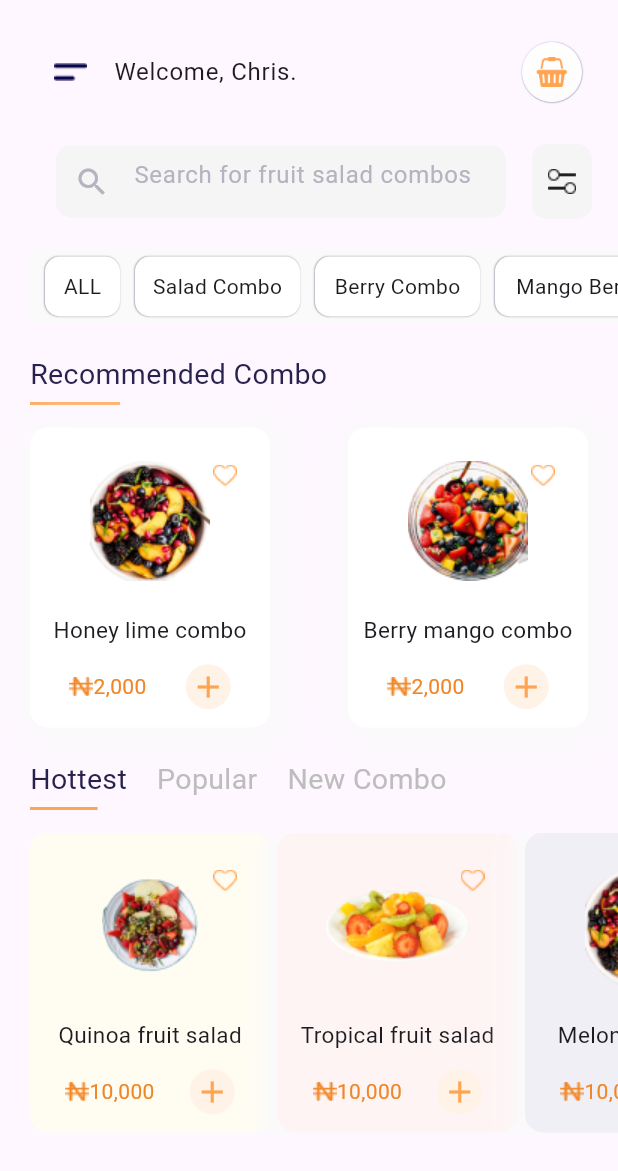
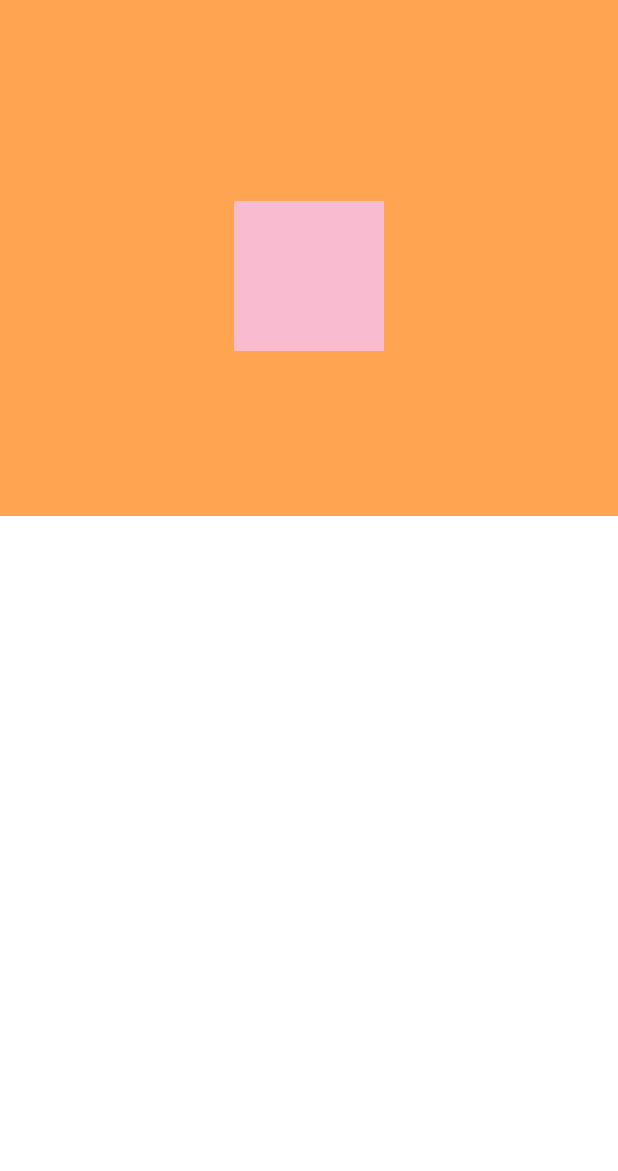
Before and after one commit to HashirSaudKhan/Flutter, a Flutter app: the screen it shows after launch, on a phone screen of 412 x 824 dp. Shown: the top 1171 px of the screen. Run offline on Flutter 3.47's test engine with Material 3 defaults, Android fonts, the phone set to English and light mode, and no system bars.

Commit message:
AddToBasket don 20%

```diff
--- /dev/null
+++ b/lib/add_to_basket/add_to_screen.dart
@@ -0,0 +1,36 @@
+import 'package:flutter/material.dart';
+
+class AddToBasket extends StatelessWidget {
+  const AddToBasket({super.key});
+
+  @override
+  Widget build(BuildContext context) {
+    return Scaffold(
+      //backgroundColor: Colors.amber,
+      body: Stack(
+        alignment: Alignment.bottomCenter,
+        children: [
+          Container(
+            width: double.infinity,
+            height: double.infinity,
+            color: const Color(0xffFFA451),
+          ),
+          Container(
+            width: double.infinity,
+            height: 480,
+            color: Colors.white,
+          ),
+          Positioned(
+            //top: 100,
+            bottom: 590,
+            child: Container(
+              width: 100,
+              height: 100,
+              color: Colors.pink[100],
+            ),
+          )
+        ],
+      ),
+    );
+  }
+}
--- a/lib/home_screen/home_screen_one.dart
+++ b/lib/home_screen/home_screen_one.dart
@@ -186,11 +186,6 @@ class Home_Screen_One extends StatelessWidget {
                         height: 2,
                         color: const Color(0xffFFA451),
                       ),
-                      // Container(
-                      //   color: Colors.amberAccent,
-                      //   height: 190,
-                      //   width: double.infinity,
-                      // )
                       SingleChildScrollView(
                         scrollDirection: Axis.horizontal,
                         child: Row(
--- a/lib/main.dart
+++ b/lib/main.dart
@@ -1,4 +1,5 @@
-import "package:figma_app/home_screen/home_screen_one.dart";
+import "package:figma_app/add_to_basket/add_to_screen.dart";
+//import "package:figma_app/home_screen/home_screen_one.dart";
 import "package:flutter/material.dart";
 
 void main() {
@@ -12,7 +13,8 @@ class MyApp extends StatelessWidget {
   Widget build(BuildContext context) {
     return const MaterialApp(
       debugShowCheckedModeBanner: false,
-      home: Home_Screen_One(),
+      home: AddToBasket(),
+      //Home_Screen_One(),
     );
   }
 }
```
